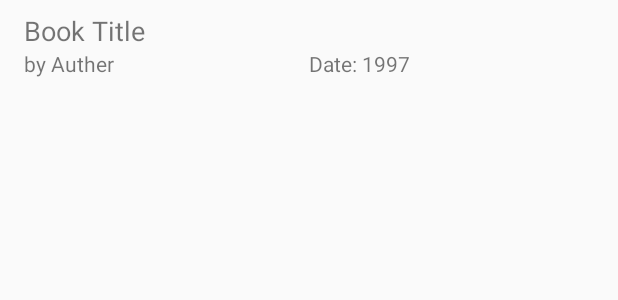
After one commit to Hazim6163/BookList, an Android app: the layout list_item.xml on its own in the app's theme, with its tools: preview values and no code run, on a phone screen of 412 x 824 dp. The commit adds this screen. Shown: the top 300 px of the screen. Run offline under Robolectric (Android 15) with nearby library versions, the phone set to English and light mode, and no system bars.

Commit message:
ceate the layout

```diff
--- /dev/null
+++ b/app/src/main/res/layout/list_item.xml
@@ -0,0 +1,44 @@
+<?xml version="1.0" encoding="utf-8"?>
+<LinearLayout xmlns:android="http://schemas.android.com/apk/res/android"
+    android:orientation="vertical"
+    android:layout_width="match_parent"
+    android:layout_height="wrap_content"
+    android:minHeight="?android:attr/listPreferredItemHeight"
+    android:paddingStart="16dp"
+    android:paddingEnd="16dp"
+    android:paddingLeft="16dp"
+    android:paddingRight="16dp"
+    android:paddingTop="8dp"
+    android:paddingBottom="8dp">
+
+    <TextView
+        android:id="@+id/book_title"
+        android:layout_width="match_parent"
+        android:layout_height="wrap_content"
+        android:text="Book Title"
+        android:textSize="18sp" />
+
+    <LinearLayout
+        android:layout_width="match_parent"
+        android:layout_height="match_parent"
+        android:orientation="horizontal">
+
+        <TextView
+            android:id="@+id/book_auther"
+            android:layout_width="0dp"
+            android:layout_height="wrap_content"
+            android:layout_weight="1"
+            android:text="by Auther"
+            android:textSize="14sp" />
+
+        <TextView
+            android:id="@+id/book_publish_date"
+            android:layout_width="0dp"
+            android:layout_height="wrap_content"
+            android:layout_weight="1"
+            android:text="Date: 1997"
+            android:textSize="14sp" />
+    </LinearLayout>
+
+
+</LinearLayout>
```
Also changed, not shown: app/src/main/java/com/example/booklist/MainActivity.java (+23 -1 lines), app/src/main/res/layout/activity_main.xml (+36 -2 lines).
